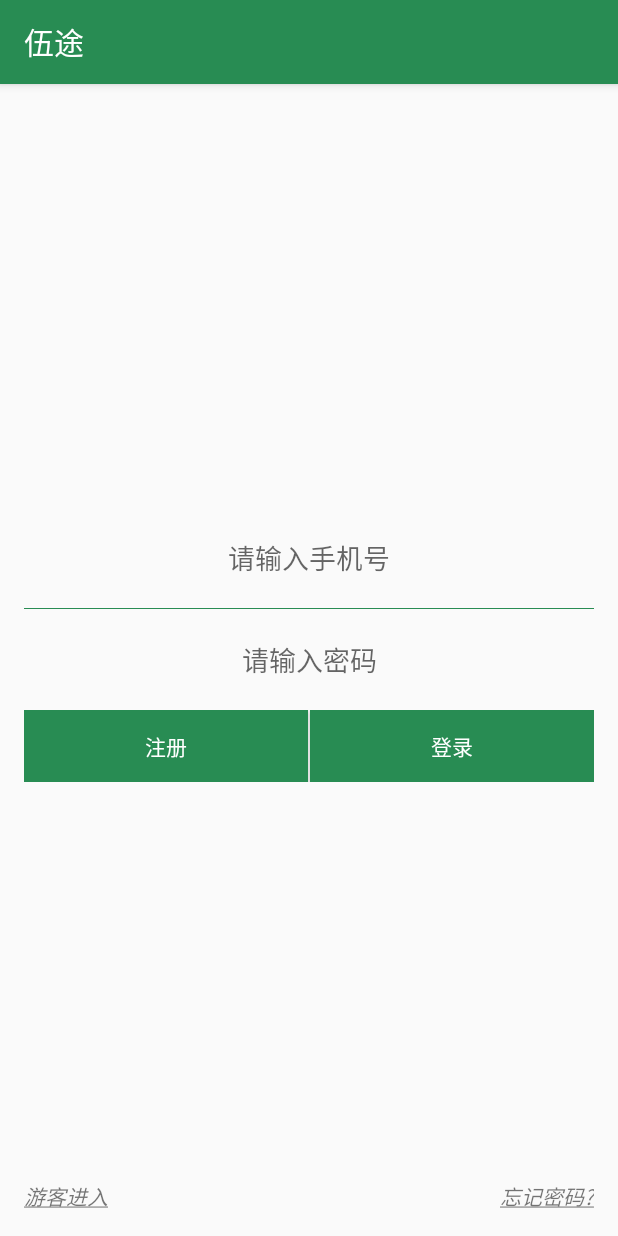
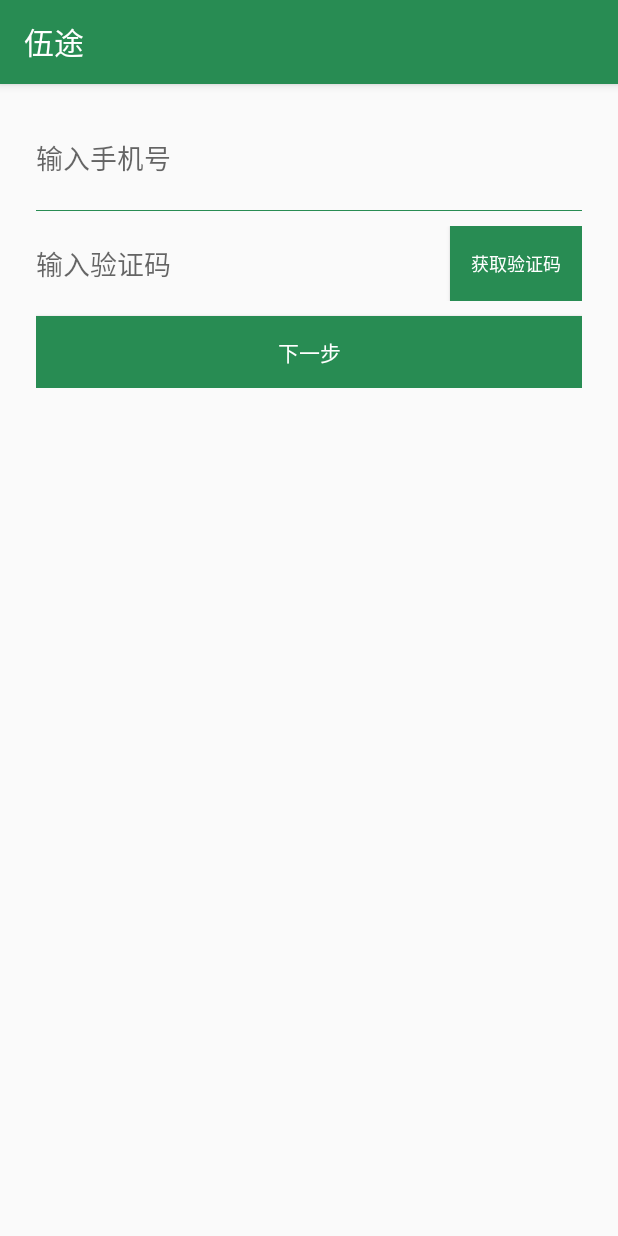
Before and after one commit to ImWaitingForU/Wutu, an Android app: the screen it shows after launch (LoginActivity before the commit, RegisterActivity after it), after a tap on "注册", on a phone screen of 412 x 824 dp. Run offline under Robolectric (Android 15) with nearby library versions, the phone set to English and light mode, and no system bars; our stand-ins replace ButterKnife; libraries missing offline, so code that uses them is left out: com.maksim88.passwordedittext; plain views replace PasswordEditText.

Commit message:
添加注册：获取验证码Fragment,倒计时按钮CountDownButton,TODO:MisoperationDialog

```diff
--- a/app/build.gradle
+++ b/app/build.gradle
@@ -25,12 +25,12 @@ dependencies {
         exclude group: 'com.android.support', module: 'support-annotations'
     })
     compile 'com.android.support:appcompat-v7:23.4.0'
-    testCompile 'junit:junit:4.12'
     compile 'com.squareup.picasso:picasso:2.5.2'
     compile 'com.android.volley:volley:1.0.0'
-    compile 'com.android.support:support-v4:2.1.6'
+    compile 'com.android.support:support-v4:23.4.0'
     compile 'cn.bingoogolapple:bga-banner:2.1.6@aar'
     compile 'com.maksim88:PasswordEditText:v0.9'
     compile 'com.jakewharton:butterknife:8.4.0'
+    testCompile 'junit:junit:4.12'
     annotationProcessor 'com.jakewharton:butterknife-compiler:8.4.0'
 }
--- a/app/src/main/AndroidManifest.xml
+++ b/app/src/main/AndroidManifest.xml
@@ -21,6 +21,8 @@
         </activity>
         <activity android:name=".login.GuideActivity">
         </activity>
+        <activity android:name=".register.RegisterActivity">
+        </activity>
     </application>
 
 </manifest>
--- a/app/src/main/java/com/soldiersoul/wutu/login/LoginActivity.java
+++ b/app/src/main/java/com/soldiersoul/wutu/login/LoginActivity.java
@@ -9,6 +9,7 @@ import android.widget.EditText;
 
 import com.maksim88.passwordedittext.PasswordEditText;
 import com.soldiersoul.wutu.R;
+import com.soldiersoul.wutu.register.RegisterActivity;
 import com.soldiersoul.wutu.utils.BaseActivity;
 import com.soldiersoul.wutu.utils.LogUtils;
 
@@ -20,9 +21,6 @@ public class LoginActivity extends BaseActivity {
 
     @BindView (R.id.et_userName) EditText etPhone;
     @BindView (R.id.et_pwd) PasswordEditText etPwd;
-    //    @BindView (R.id.btn_login) Button btnLogin;
-    //    @BindView (R.id.btn_register) Button btnRegister;
-
 
     /**
      * 登录
@@ -39,7 +37,7 @@ public class LoginActivity extends BaseActivity {
     @OnClick (R.id.btn_register)
     void register () {
         //TODO:跳转到注册界面注册
-        startActivity (new Intent ());
+        startActivity (new Intent (this, RegisterActivity.class));
         LogUtils.d ("注册");
         mToastUtil.toastShort ("---asdasdada----");
     }
--- /dev/null
+++ b/app/src/main/java/com/soldiersoul/wutu/register/RegisterActivity.java
@@ -0,0 +1,29 @@
+package com.soldiersoul.wutu.register;
+
+import android.os.Bundle;
+
+import com.soldiersoul.wutu.R;
+import com.soldiersoul.wutu.utils.BaseActivity;
+
+public class RegisterActivity extends BaseActivity {
+
+    @Override
+    protected void onCreate (Bundle savedInstanceState) {
+        super.onCreate (savedInstanceState);
+
+        getSupportFragmentManager ().beginTransaction ().add (R.id.activity_register, new VerifyFragment ()).commit ();
+
+    }
+
+    @Override
+    public int getContentViewId () {
+        return R.layout.activity_register;
+    }
+
+    @Override
+    public void onBackPressed () {
+        super.onBackPressed ();
+    }
+
+
+}
--- /dev/null
+++ b/app/src/main/java/com/soldiersoul/wutu/register/VerifyFragment.java
@@ -0,0 +1,57 @@
+package com.soldiersoul.wutu.register;
+
+
+import android.os.Bundle;
+import android.support.annotation.Nullable;
+import android.support.v4.app.Fragment;
+import android.util.Log;
+import android.view.LayoutInflater;
+import android.view.View;
+import android.view.ViewGroup;
+import android.widget.Button;
+import android.widget.EditText;
+
+import com.soldiersoul.wutu.R;
+import com.soldiersoul.wutu.views.CountDownButton;
+
+import butterknife.BindView;
+import butterknife.ButterKnife;
+
+/**
+ * 接收验证码的Fragment
+ */
+public class VerifyFragment extends Fragment implements CountDownButton.GetVerifyListener {
+
+    @BindView (R.id.et_register_username) EditText etUsername;
+    @BindView (R.id.et_register_verify) EditText etVerify;
+    @BindView (R.id.btn_getVerify) CountDownButton btnVerify;
+    @BindView (R.id.btn_verify_next) Button btnNext;
+
+    public VerifyFragment () {
+    }
+
+    @Nullable
+    @Override
+    public View onCreateView (LayoutInflater inflater, @Nullable ViewGroup container,
+                              @Nullable Bundle savedInstanceState) {
+        return inflater.inflate (R.layout.fragment_verify, null, false);
+    }
+
+    @Override
+    public void onViewCreated (View view, @Nullable Bundle savedInstanceState) {
+        super.onViewCreated (view, savedInstanceState);
+        ButterKnife.bind (this, view);
+        btnVerify.setVerifyListener (this);
+    }
+
+    @Override
+    public void onDestroy () {
+        super.onDestroy ();
+        btnVerify.cancelCountDown ();
+    }
+
+    @Override
+    public void onGettingVerify () {
+        Log.d ("chan", "onGettingVerify");
+    }
+}
--- /dev/null
+++ b/app/src/main/java/com/soldiersoul/wutu/views/CountDownButton.java
@@ -0,0 +1,90 @@
+package com.soldiersoul.wutu.views;
+
+import android.content.Context;
+import android.os.CountDownTimer;
+import android.util.AttributeSet;
+import android.view.View;
+import android.widget.Button;
+
+import com.soldiersoul.wutu.R;
+
+/**
+ * Created by Chan on 2016/12/28 0028.
+ * <p>
+ * 自定义倒计时获取验证码按钮
+ */
+
+public class CountDownButton extends Button implements View.OnClickListener {
+
+    private static final long MILLIS_FUTURE = 60000;
+    private static final long INTERVAL = 1000;
+
+    private static final String GET_VERIFY = "获取验证码";
+    private static final String VERIFYING = "秒后重新获取";
+
+    private static boolean isCountdown = false;
+    private CountDownTimer countDownTimer;
+
+    public CountDownButton (Context context, AttributeSet attrs) {
+        super (context, attrs);
+        this.setOnClickListener (this);
+    }
+
+    public CountDownButton (Context context) {
+        super (context);
+    }
+
+    private void startCountDown () {
+        countDownTimer = new CountDownTimer (MILLIS_FUTURE, INTERVAL) {
+            @Override
+            public void onTick (long millisUntilFinished) {
+                setText (String.valueOf (millisUntilFinished / 1000) + VERIFYING);
+                setBackground (getResources ().getDrawable (R.color.colorPrimaryDark, null));
+            }
+
+            @Override
+            public void onFinish () {
+                setText (GET_VERIFY);
+                setBackground (getResources ().getDrawable (R.color.colorPrimary, null));
+                isCountdown = false;
+            }
+        };
+        countDownTimer.start ();
+        isCountdown = true;
+    }
+
+    /**
+     * 取消到计时，在界面销毁调用
+     */
+    public void cancelCountDown () {
+        if (countDownTimer != null) {
+            countDownTimer.cancel ();
+        }
+        isCountdown = false;
+    }
+
+
+    @Override
+    public void onClick (View v) {
+        if (!isCountdown) {
+            startCountDown ();
+            mVerifyListener.onGettingVerify ();
+        }
+    }
+
+    private GetVerifyListener mVerifyListener;
+
+    public void setVerifyListener (GetVerifyListener verifyListener) {
+        mVerifyListener = verifyListener;
+    }
+
+    /**
+     * 获取验证码监听器
+     */
+    public interface GetVerifyListener {
+        /**
+         * 按下获取验证码后调用
+         */
+        void onGettingVerify ();
+    }
+}
--- /dev/null
+++ b/app/src/main/java/com/soldiersoul/wutu/views/MisoperationDialog.java
@@ -0,0 +1,13 @@
+package com.soldiersoul.wutu.views;
+
+/**
+ * Created by Chan on 2016/12/28 0028.
+ * <p>
+ * 防止误操作的Dialog,可以在很多地方使用到
+ */
+
+public class MisoperationDialog {
+
+    //TODO
+
+}
--- /dev/null
+++ b/app/src/main/res/layout/activity_register.xml
@@ -0,0 +1,14 @@
+<?xml version="1.0" encoding="utf-8"?>
+<RelativeLayout
+    android:id="@+id/activity_register"
+    xmlns:android="http://schemas.android.com/apk/res/android"
+    xmlns:tools="http://schemas.android.com/tools"
+    android:layout_width="match_parent"
+    android:layout_height="match_parent"
+    android:paddingBottom="@dimen/activity_vertical_margin"
+    android:paddingLeft="@dimen/activity_horizontal_margin"
+    android:paddingRight="@dimen/activity_horizontal_margin"
+    android:paddingTop="@dimen/activity_vertical_margin"
+    tools:context="com.soldiersoul.wutu.register.RegisterActivity">
+
+</RelativeLayout>
--- /dev/null
+++ b/app/src/main/res/layout/fragment_verify.xml
@@ -0,0 +1,74 @@
+<LinearLayout
+    xmlns:android="http://schemas.android.com/apk/res/android"
+    xmlns:tools="http://schemas.android.com/tools"
+    android:layout_width="match_parent"
+    android:layout_height="match_parent"
+    android:orientation="vertical"
+    android:padding="8dp"
+    tools:context=".register.RegisterActivity">
+
+    <EditText
+        android:id="@+id/et_register_username"
+        android:layout_width="match_parent"
+        android:layout_height="50dp"
+        android:background="@color/colorTranslate"
+        android:hint="@string/register_username"
+        android:inputType="phone"
+        android:maxLength="11"/>
+
+    <View
+        android:id="@+id/line"
+        xmlns:android="http://schemas.android.com/apk/res/android"
+        android:layout_width="match_parent"
+        android:layout_height="0.5dp"
+        android:layout_below="@id/et_userName"
+        android:layout_marginBottom="10dp"
+        android:layout_marginTop="10dp"
+        android:background="@color/colorPrimary"/>
+
+    <LinearLayout
+        android:layout_width="match_parent"
+        android:layout_height="50dp"
+        android:orientation="horizontal">
+
+        <EditText
+            android:id="@+id/et_register_verify"
+            android:layout_width="0dp"
+            android:layout_height="match_parent"
+            android:layout_weight="1"
+            android:background="@color/colorTranslate"
+            android:ems="8"
+            android:hint="@string/register_verifyCode"
+            android:inputType="number"/>
+
+        <com.soldiersoul.wutu.views.CountDownButton
+            android:id="@+id/btn_getVerify"
+            android:layout_width="wrap_content"
+            android:layout_height="match_parent"
+            android:layout_gravity="top"
+            android:background="@color/colorPrimary"
+            android:text="@string/register_btn_verify"
+            android:textColor="@color/colorWhite"
+            android:textSize="12sp"/>
+        <!--<Button-->
+            <!--android:id="@+id/btn_getVerify"-->
+            <!--android:layout_width="wrap_content"-->
+            <!--android:layout_height="match_parent"-->
+            <!--android:layout_gravity="top"-->
+            <!--android:background="@color/colorPrimary"-->
+            <!--android:text="@string/register_btn_verify"-->
+            <!--android:textColor="@color/colorWhite"-->
+            <!--android:textSize="12sp"/>-->
+
+    </LinearLayout>
+
+    <Button
+        android:id="@+id/btn_verify_next"
+        android:layout_width="match_parent"
+        android:layout_height="wrap_content"
+        android:layout_marginTop="10dp"
+        android:background="@drawable/btn_selector"
+        android:text="@string/register_btn_next"
+        android:textColor="@color/colorWhite"/>
+
+</LinearLayout>
--- a/app/src/main/res/values/strings.xml
+++ b/app/src/main/res/values/strings.xml
@@ -31,4 +31,7 @@
     <string name="findPwd_username">手机号</string>
     <string name="findPwd_pwd">设置新密码</string>
     <string name="findPwd_finish">完成</string>
+
+    <!-- TODO: Remove or change this placeholder text -->
+    <string name="hello_blank_fragment">Hello blank fragment</string>
 </resources>
```
